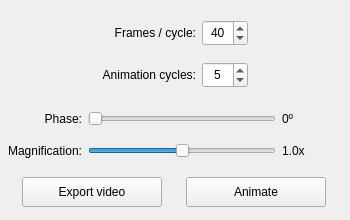
Old version of the form vibra/interface/data/ui_files/plots/general/animation_widget.ui in the repository MOPT-UFSC/VIBRA.
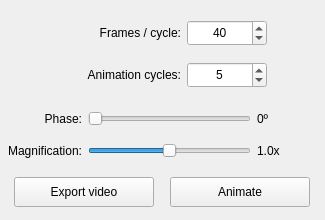
New version of the form.

Commit message: Re-compile the ui files

```diff
--- a/vibra/interface/data/ui_files/plots/general/animation_widget.ui
+++ b/vibra/interface/data/ui_files/plots/general/animation_widget.ui
@@ -6,7 +6,7 @@
    <rect>
     <x>0</x>
     <y>0</y>
-    <width>350</width>
+    <width>325</width>
     <height>220</height>
    </rect>
   </property>
@@ -286,19 +286,6 @@
       <property name="bottomMargin">
        <number>2</number>
       </property>
-      <item row="0" column="0">
-       <spacer name="horizontalSpacer_2">
-        <property name="orientation">
-         <enum>Qt::Orientation::Horizontal</enum>
-        </property>
-        <property name="sizeHint" stdset="0">
-         <size>
-          <width>79</width>
-          <height>20</height>
-         </size>
-        </property>
-       </spacer>
-      </item>
       <item row="0" column="1">
        <widget class="QLabel" name="label_frames_cycle">
         <property name="minimumSize">
@@ -325,13 +312,13 @@
        <widget class="QSpinBox" name="spinBox_frames">
         <property name="minimumSize">
          <size>
-          <width>46</width>
+          <width>80</width>
           <height>26</height>
          </size>
         </property>
         <property name="maximumSize">
          <size>
-          <width>16777215</width>
+          <width>80</width>
           <height>26</height>
          </size>
         </property>
@@ -352,19 +339,6 @@
         </property>
        </widget>
       </item>
-      <item row="0" column="3">
-       <spacer name="horizontalSpacer">
-        <property name="orientation">
-         <enum>Qt::Orientation::Horizontal</enum>
-        </property>
-        <property name="sizeHint" stdset="0">
-         <size>
-          <width>40</width>
-          <height>20</height>
-         </size>
-        </property>
-       </spacer>
-      </item>
       <item row="1" column="1">
        <widget class="QLabel" name="label_animation_cycles">
         <property name="minimumSize">
@@ -391,13 +365,13 @@
        <widget class="QSpinBox" name="spinBox_cycles">
         <property name="minimumSize">
          <size>
-          <width>46</width>
+          <width>80</width>
           <height>26</height>
          </size>
         </property>
         <property name="maximumSize">
          <size>
-          <width>16777215</width>
+          <width>80</width>
           <height>26</height>
          </size>
         </property>
@@ -412,6 +386,32 @@
         </property>
        </widget>
       </item>
+      <item row="1" column="3">
+       <spacer name="horizontalSpacer">
+        <property name="orientation">
+         <enum>Qt::Orientation::Horizontal</enum>
+        </property>
+        <property name="sizeHint" stdset="0">
+         <size>
+          <width>40</width>
+          <height>20</height>
+         </size>
+        </property>
+       </spacer>
+      </item>
+      <item row="1" column="0">
+       <spacer name="horizontalSpacer_2">
+        <property name="orientation">
+         <enum>Qt::Orientation::Horizontal</enum>
+        </property>
+        <property name="sizeHint" stdset="0">
+         <size>
+          <width>79</width>
+          <height>20</height>
+         </size>
+        </property>
+       </spacer>
+      </item>
      </layout>
     </widget>
    </item>
```
The commit also changes 4 other files.
